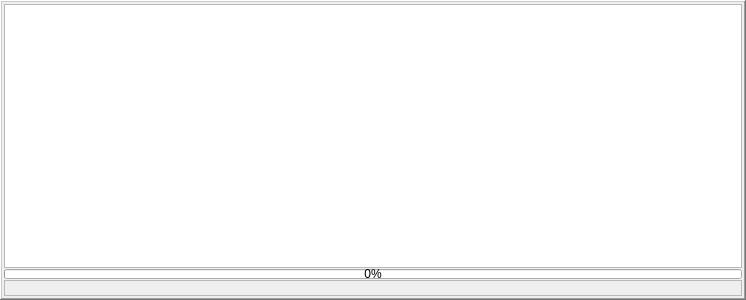
EasyRPG/Editor, file src/dialogsplash.ui: the form before one commit.
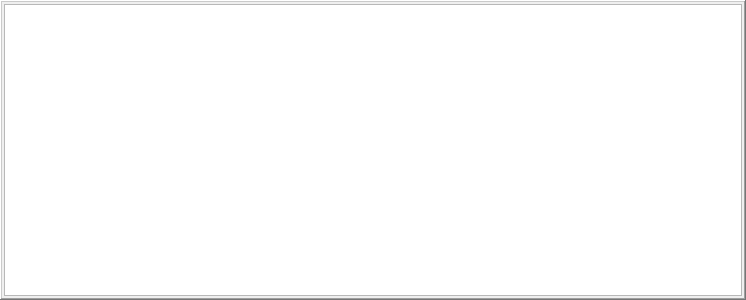
The form after the commit.

Patch:
```diff
--- a/src/dialogsplash.ui
+++ b/src/dialogsplash.ui
@@ -63,29 +63,6 @@
         </property>
        </widget>
       </item>
-      <item>
-       <widget class="QProgressBar" name="progressBar">
-        <property name="maximumSize">
-         <size>
-          <width>16777215</width>
-          <height>10</height>
-         </size>
-        </property>
-        <property name="value">
-         <number>0</number>
-        </property>
-       </widget>
-      </item>
-      <item>
-       <widget class="QLabel" name="label">
-        <property name="frameShape">
-         <enum>QFrame::StyledPanel</enum>
-        </property>
-        <property name="text">
-         <string/>
-        </property>
-       </widget>
-      </item>
      </layout>
     </widget>
    </item>
```
